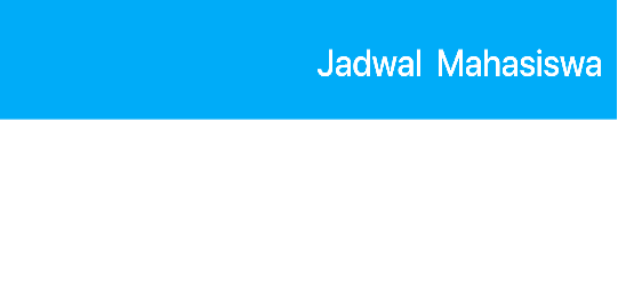
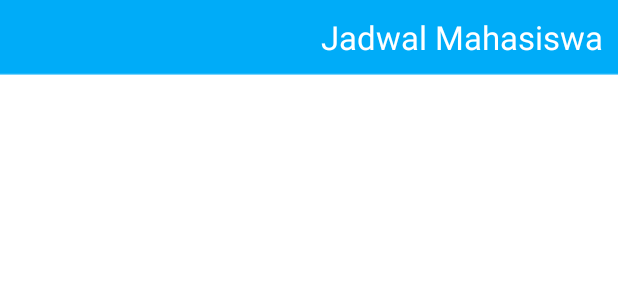
Before and after one commit to natanaelcr/informaticlinks, an Android app: the layout activity_jadwal.xml on its own in the app's theme, with its tools: preview values and no code run, on a phone screen of 412 x 824 dp. Shown: the top 300 px of the screen. Run offline under Robolectric (Android 15) with nearby library versions, the phone set to English and light mode, and no system bars.

Commit message:
REVISI 2

```diff
--- a/app/src/main/res/layout/activity_jadwal.xml
+++ b/app/src/main/res/layout/activity_jadwal.xml
@@ -10,9 +10,18 @@
     <RelativeLayout
         android:id="@+id/pjdwl"
         android:layout_width="match_parent"
-        android:layout_height="80dp"
+        android:layout_height="50dp"
         android:layout_alignParentTop="true"
-        android:background="@drawable/jadwal">
+        android:background="@drawable/tabataszoke">
+        <TextView
+            android:gravity="right"
+            android:layout_width="match_parent"
+            android:layout_height="50dp"
+            android:paddingTop="10dp"
+            android:paddingRight="10dp"
+            android:text="Jadwal Mahasiswa"
+            android:textSize="22sp"
+            android:textColor="@color/TextAtas"/>
     </RelativeLayout>
 
     <RelativeLayout
--- a/app/src/main/res/layout/activity_mahadosen.xml
+++ b/app/src/main/res/layout/activity_mahadosen.xml
@@ -17,8 +17,10 @@
         android:gravity="right"
         android:layout_width="match_parent"
         android:layout_height="50dp"
+        android:paddingTop="10dp"
+        android:paddingRight="10dp"
         android:text="Dosen Pengampu"
-        android:textSize="10sp"
+        android:textSize="22sp"
         android:textColor="@color/TextAtas"/>
     <ImageView
         android:id="@+id/raidosen"
```
Also changed, not shown: app/src/main/res/layout/activity_khs.xml (+11 -2 lines), app/src/main/res/layout/activity_krs.xml (+11 -2 lines), app/src/main/res/layout/activity_presensi.xml (+11 -2 lines), app/src/main/res/layout/activity_ukt.xml (+11 -1 lines).
